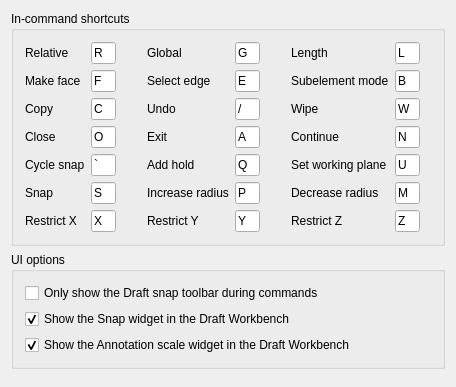
Above: src/Mod/Draft/Resources/ui/preferences-draftinterface.ui from southseact-3d/fcd before the change. Below: the same form after it.
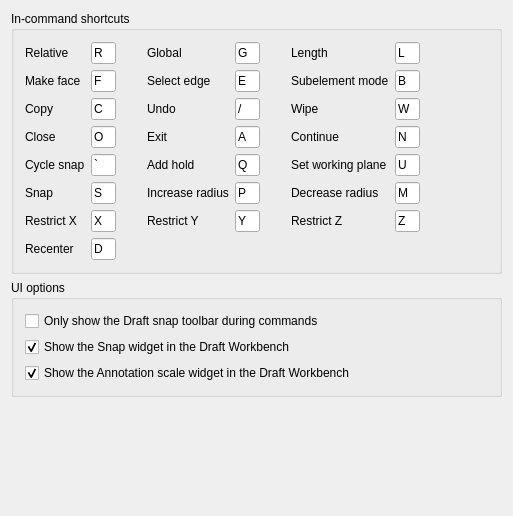
That is the form after the change. Custom widgets are drawn as their Qt base class.

Commit message:
Draft: Added snap recenter functionality (#19728)
* Allow to align the working plane on selected edge + face of a same object, which aligns the plane with the face, but positions it on the edge (the WP is positioned on the edge's first vertex, the WP's X axis is aligned with the edge, and the face's center point provides the third point to define the plane)
* Added a "Recenter" in-command shortcut. This moves the WP to be centered on the current snap position (the WorkingPlane snap button is taken into account, so one can only move the WP in the same plane or not).

```diff
--- a/src/Mod/Draft/Resources/ui/preferences-draftinterface.ui
+++ b/src/Mod/Draft/Resources/ui/preferences-draftinterface.ui
@@ -6,8 +6,8 @@
    <rect>
     <x>0</x>
     <y>0</y>
-    <width>456</width>
-    <height>338</height>
+    <width>513</width>
+    <height>516</height>
    </rect>
   </property>
   <property name="windowTitle">
@@ -740,6 +740,38 @@
         </property>
        </widget>
       </item>
+      <item row="7" column="0">
+       <widget class="QLabel" name="label_inCommandShortcutRecenter">
+        <property name="text">
+         <string>Recenter</string>
+        </property>
+       </widget>
+      </item>
+      <item row="7" column="1">
+       <widget class="Gui::PrefLineEdit" name="lineEdit_inCommandShortcutRecenter">
+        <property name="maximumSize">
+         <size>
+          <width>25</width>
+          <height>16777215</height>
+         </size>
+        </property>
+        <property name="text">
+         <string>D</string>
+        </property>
+        <property name="maxLength">
+         <number>1</number>
+        </property>
+        <property name="clearButtonEnabled">
+         <bool>false</bool>
+        </property>
+        <property name="prefEntry" stdset="0">
+         <cstring>inCommandShortcutRecenter</cstring>
+        </property>
+        <property name="prefPath" stdset="0">
+         <cstring>Mod/Draft</cstring>
+        </property>
+       </widget>
+      </item>
      </layout>
     </widget>
    </item>
@@ -814,6 +846,12 @@
      <property name="orientation">
       <enum>Qt::Vertical</enum>
      </property>
+     <property name="sizeHint" stdset="0">
+      <size>
+       <width>0</width>
+       <height>0</height>
+      </size>
+     </property>
     </spacer>
    </item>
   </layout>
```
Left out of the diff: 42 changed lines with no effect on the pictures. The commit also changes 5 other files.
